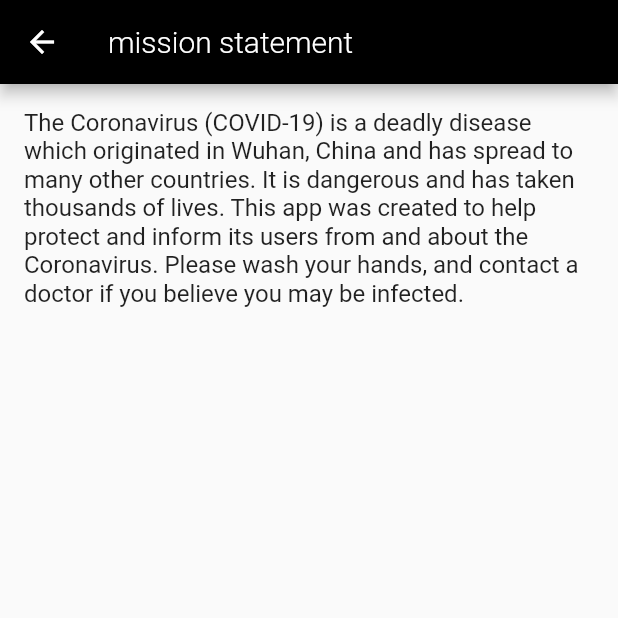
After one commit to dannyhyatt/coronavirus-app-frontend, a Flutter app: the InfoScreen screen opened directly, after a tap on "mission statement >", on a phone screen of 412 x 824 dp, the top half of it. The commit adds this screen. Run offline on Flutter 3.47's test engine with Material 2 defaults, Android fonts, the phone set to English and light mode, and no system bars; our stand-ins replace dio, firebase_messaging, floating_bottom_navigation_bar, pull_to_refresh, shared_preferences, webview_flutter; missing offline and left inert: notification_permissions; accounts and stored records are empty; network calls fail; statements that could not run were skipped.

Commit message:
finishing touches

```diff
--- a/lib/info_screen.dart
+++ b/lib/info_screen.dart
@@ -1,5 +1,6 @@
 import 'package:coronavirus/cdc_faq_screen.dart';
 import 'package:coronavirus/main.dart';
+import 'package:coronavirus/mission_statement.dart';
 import 'package:coronavirus/myths_vs_facts.dart';
 import 'package:flutter/material.dart';
 import 'package:url_launcher/url_launcher.dart';
@@ -23,8 +24,11 @@ class InfoScreen extends StatelessWidget {
           row('WHO q&a', () {
             MyApp.launchURL('https://www.who.int/news-room/q-a-detail/q-a-coronaviruses');
           }),
-          row('myths vs facts', () {
+          row('myths vs facts >', () {
             Navigator.of(context).push(MaterialPageRoute(builder: (_) => MythsVsFacts()));
+          }),
+          row('mission statement >', () {
+            Navigator.of(context).push(MaterialPageRoute(builder: (_) => MissionStatement()));
           })
         ],
       ),
--- /dev/null
+++ b/lib/mission_statement.dart
@@ -0,0 +1,17 @@
+import 'package:flutter/material.dart';
+
+class MissionStatement extends StatelessWidget {
+  @override
+  Widget build(BuildContext context) {
+    return Scaffold(
+      appBar: AppBar(
+        title: Text('mission statement'),
+      ),
+      body: Padding(
+        padding: EdgeInsets.all(16),
+        child: Text("""The Coronavirus (COVID-19) is a deadly disease which originated in Wuhan, China and has spread to many other countries. It is dangerous and has taken thousands of lives. This app was created to help protect and inform its users from and about the Coronavirus. Please wash your hands, and contact a doctor if you believe you may be infected.""",
+          style: TextStyle(fontSize: 16)),
+      ),
+    );
+  }
+}
--- a/pubspec.yaml
+++ b/pubspec.yaml
@@ -11,7 +11,7 @@ description: coronavirus information, news &amp; live data
 # In iOS, build-name is used as CFBundleShortVersionString while build-number used as CFBundleVersion.
 # Read more about iOS versioning at
 # https://developer.apple.com/library/archive/documentation/General/Reference/InfoPlistKeyReference/Articles/CoreFoundationKeys.html
-version: 1.0.0+2
+version: 1.0.0+7
 
 environment:
   sdk: ">=2.1.0 <3.0.0"
```
Also changed, not shown: lib/news_page.dart (+8 -2 lines), 13 other files.
